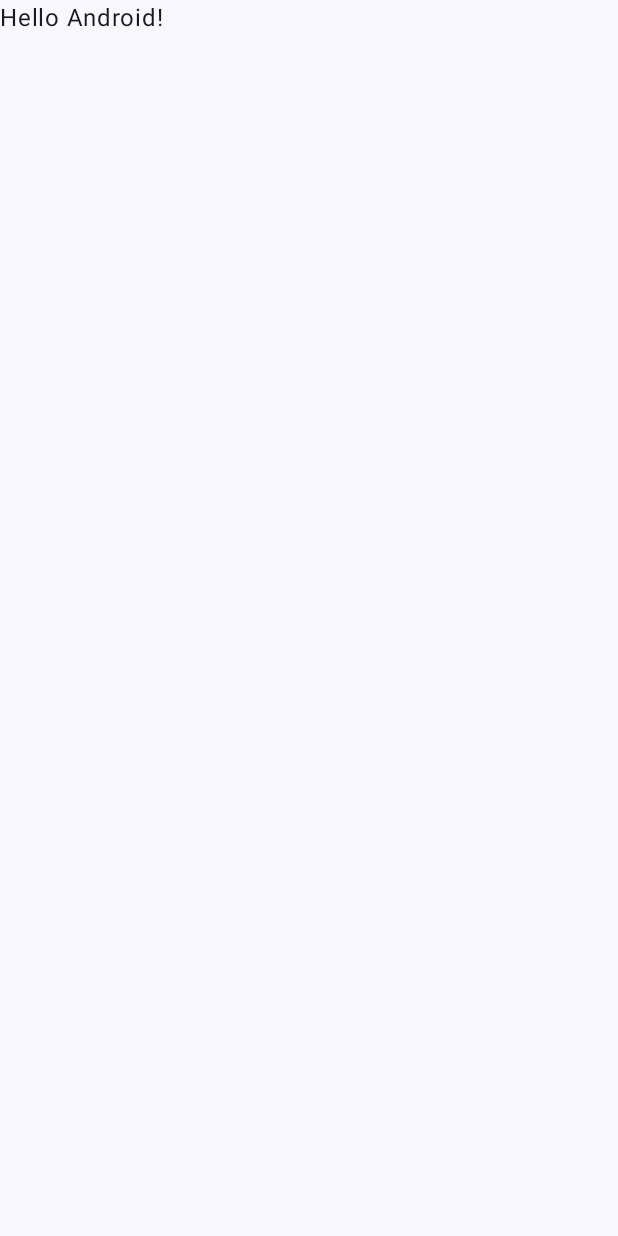
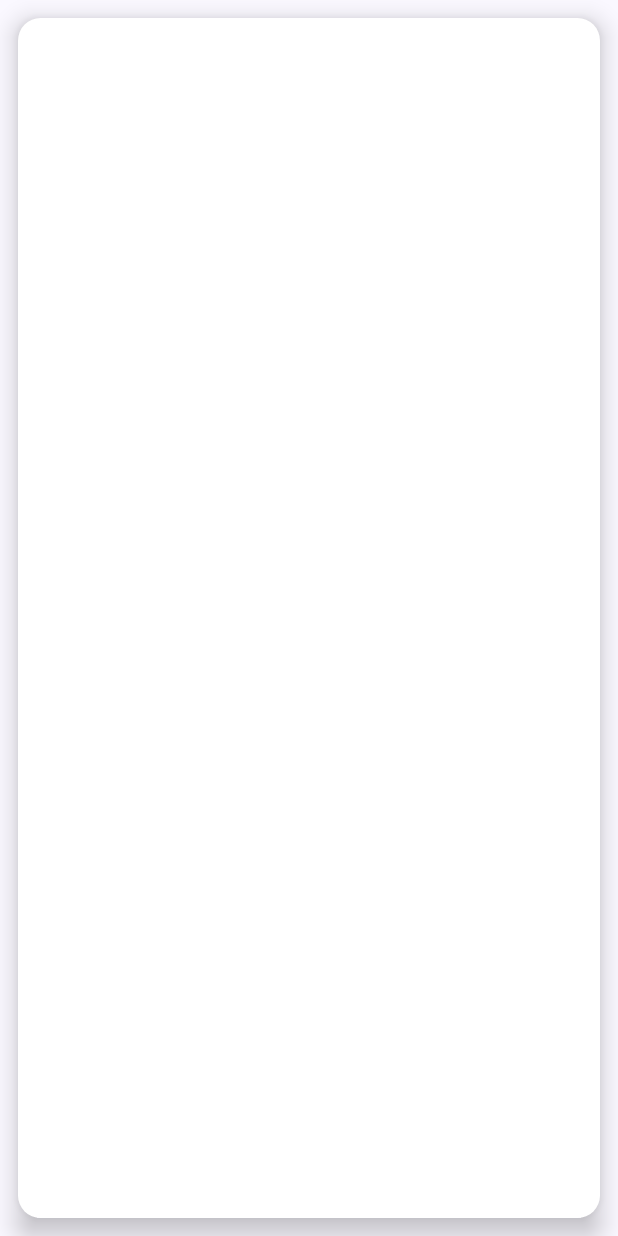
Before and after one commit to GetRighhttt/BizCardCompose, an Android app built with Jetpack Compose: the screen it shows after launch (MainActivity), on a phone screen of 412 x 824 dp. Before the commit the screen is almost empty. Run offline under Robolectric (Android 15) with nearby library versions, the phone set to English and light mode, and no system bars.

Commit message:
setting up the card image.

```diff
--- a/app/src/main/java/com/example/bizcardapp/MainActivity.kt
+++ b/app/src/main/java/com/example/bizcardapp/MainActivity.kt
@@ -1,15 +1,34 @@
 package com.example.bizcardapp
 
+import android.graphics.drawable.shapes.Shape
 import android.os.Bundle
 import androidx.activity.ComponentActivity
 import androidx.activity.compose.setContent
+import androidx.compose.foundation.layout.fillMaxHeight
 import androidx.compose.foundation.layout.fillMaxSize
+import androidx.compose.foundation.layout.fillMaxWidth
+import androidx.compose.foundation.layout.height
+import androidx.compose.foundation.layout.padding
+import androidx.compose.foundation.layout.width
+import androidx.compose.foundation.shape.CornerSize
+import androidx.compose.foundation.shape.RoundedCornerShape
+import androidx.compose.material3.Card
+import androidx.compose.material3.CardDefaults
+import androidx.compose.material3.CardElevation
+import androidx.compose.material3.ElevatedCard
 import androidx.compose.material3.MaterialTheme
+import androidx.compose.material3.Shapes
 import androidx.compose.material3.Surface
 import androidx.compose.material3.Text
 import androidx.compose.runtime.Composable
 import androidx.compose.ui.Modifier
+import androidx.compose.ui.draw.shadow
+import androidx.compose.ui.graphics.Color
+import androidx.compose.ui.graphics.Color.Companion.Blue
+import androidx.compose.ui.graphics.Color.Companion.LightGray
+import androidx.compose.ui.graphics.Color.Companion.White
 import androidx.compose.ui.tooling.preview.Preview
+import androidx.compose.ui.unit.dp
 import com.example.bizcardapp.ui.theme.BizCardAppTheme
 
 class MainActivity : ComponentActivity() {
@@ -18,11 +37,8 @@ class MainActivity : ComponentActivity() {
         setContent {
             BizCardAppTheme {
                 // A surface container using the 'background' color from the theme
-                Surface(
-                    modifier = Modifier.fillMaxSize(),
-                    color = MaterialTheme.colorScheme.background
-                ) {
-                    Greeting("Android")
+                Surface {
+                    CreateBizCard()
                 }
             }
         }
@@ -30,17 +46,30 @@ class MainActivity : ComponentActivity() {
 }
 
 @Composable
-fun Greeting(name: String, modifier: Modifier = Modifier) {
-    Text(
-        text = "Hello $name!",
-        modifier = modifier
-    )
+fun CreateBizCard() {
+    Surface(
+        modifier = Modifier
+            .fillMaxWidth()
+            .fillMaxHeight()
+    ) {
+        ElevatedCard(
+            modifier = Modifier
+                .width(200.dp)
+                .height(390.dp)
+                .padding(12.dp),
+            shape = RoundedCornerShape(corner = CornerSize(15.dp)),
+            colors = CardDefaults.cardColors(containerColor = White),
+            elevation = CardDefaults.cardElevation(defaultElevation = 10.dp)
+        ) {
+
+        }
+    }
 }
 
 @Preview(showBackground = true)
 @Composable
 fun GreetingPreview() {
     BizCardAppTheme {
-        Greeting("Android")
+        CreateBizCard()
     }
 }
```
Also changed, not shown: app/src/main/res/drawable/stefan.jpg (added).
